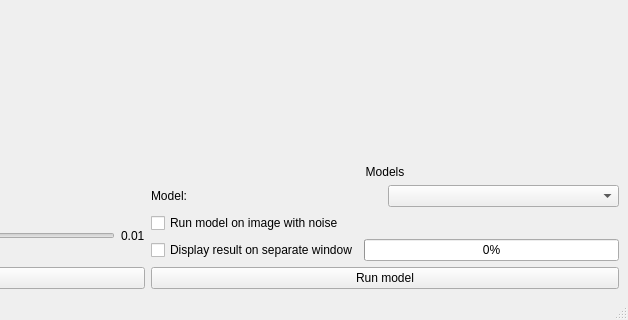
First picture: the form in src/qt_designer_file/main_window_new.ui, repository rettholzapfel33/Noisey-image, before the edit; both pictures show x 431 to 1059 and y 346 to 666 of the 1059 by 666 pixel window.
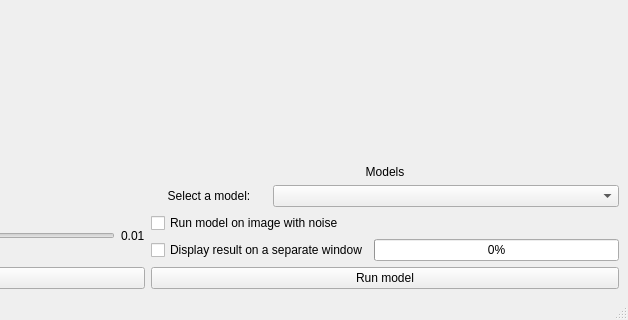
Second picture: the form after the edit.

Diff of the .ui file:
```diff
--- a/src/qt_designer_file/main_window_new.ui
+++ b/src/qt_designer_file/main_window_new.ui
@@ -66,11 +66,14 @@
          </widget>
         </item>
         <item row="0" column="0">
-         <layout class="QHBoxLayout" name="horizontalLayout">
+         <layout class="QHBoxLayout" name="horizontalLayout" stretch="1,3">
           <item>
            <widget class="QLabel" name="label_3">
             <property name="text">
-             <string>Model:</string>
+             <string>Select a model:</string>
+            </property>
+            <property name="alignment">
+             <set>Qt::AlignCenter</set>
             </property>
            </widget>
           </item>
@@ -94,7 +97,7 @@
           <item>
            <widget class="QCheckBox" name="checkBox_2">
             <property name="text">
-             <string>Display result on separate window</string>
+             <string>Display result on a separate window</string>
             </property>
            </widget>
           </item>
```
